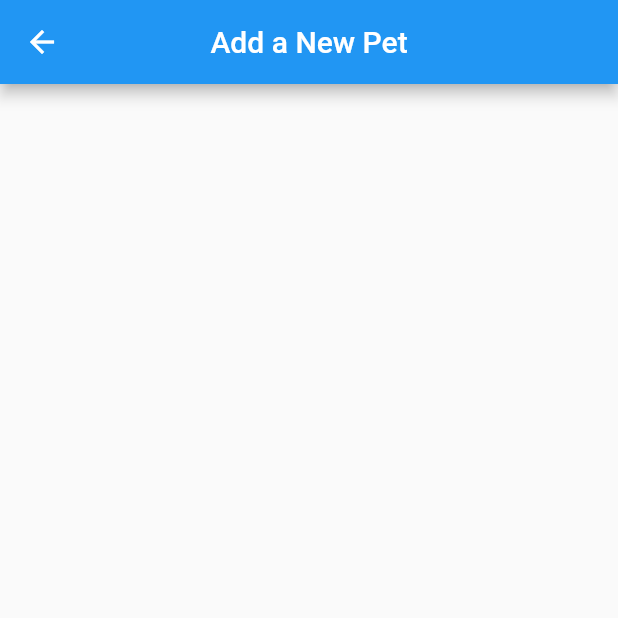
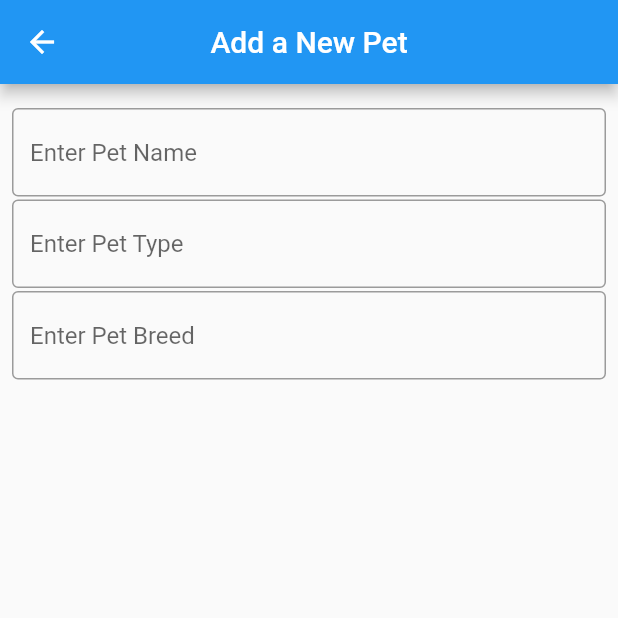
Before and after one commit to BobbyTortorello/P-C-T-Flutter, a Flutter app: the MyPets screen opened by its route, after a tap on the "add" icon, on a phone screen of 412 x 824 dp, the top half of it. Run offline on Flutter 3.47's test engine with Material 2 defaults, Android fonts, the phone set to English and light mode, and no system bars; our stand-ins replace image_picker.

Commit message:
Started production on '

```diff
--- a/lib/my_pets.dart
+++ b/lib/my_pets.dart
@@ -18,13 +18,15 @@ class MyPets extends StatelessWidget {
               child: const Icon(Icons.add))
         ],
       ),
-      body: ListViewLayout(),
+      body: const ListViewLayout(),
       backgroundColor: Colors.white,
     );
   }
 }
 
 class ListViewLayout extends StatelessWidget {
+  const ListViewLayout({Key? key}) : super(key: key);
+
   @override
   Widget build(BuildContext context) {
     return listView(context);
@@ -32,16 +34,16 @@ class ListViewLayout extends StatelessWidget {
 }
 
 Widget listView(BuildContext context) {
-  final myPets = [Pet];
+  List<Pet> myPets = [];
 
   return ListView.separated(
     padding: const EdgeInsets.all(8),
     itemCount: myPets.length,
     itemBuilder: (context, i) {
-      return const ListTile(
-        leading: Icon(Icons.ac_unit),
-        title: Text("{myPets(getName)[i]}"),
-        subtitle: Text('data'),
+      return ListTile(
+        leading: myPets[i].petImage,
+        title: Text(myPets[i].petName),
+        subtitle: Text(myPets[i].petType + " " + myPets[i].petBreed),
       );
     },
     separatorBuilder: (context, index) => const Divider(
--- a/lib/new_pet.dart
+++ b/lib/new_pet.dart
@@ -1,4 +1,5 @@
 import 'package:flutter/material.dart';
+import 'package:image_picker/image_picker.dart';
 
 class AddPet extends StatelessWidget {
   const AddPet({Key? key}) : super(key: key);
@@ -10,6 +11,127 @@ class AddPet extends StatelessWidget {
         title: const Text('Add a New Pet'),
         centerTitle: true,
       ),
+      body: const AddPetForm(),
     );
   }
 }
+
+class AddPetForm extends StatefulWidget {
+  const AddPetForm({Key? key}) : super(key: key);
+
+  @override
+  AddPetFormState createState() => AddPetFormState();
+}
+
+class AddPetFormState extends State<AddPetForm> {
+  final petNameField = TextEditingController();
+  final petTypeField = TextEditingController();
+  final petBreedField = TextEditingController();
+
+  String petName = '';
+  String petType = '';
+  String petBreed = '';
+  String petImagePath = '';
+  @override
+  void dispose() {
+    petNameField.dispose();
+    petTypeField.dispose();
+    petBreedField.dispose();
+
+    super.dispose();
+  }
+
+  @override
+  Widget build(BuildContext context) {
+    return Scaffold(
+      body: Padding(
+        padding: const EdgeInsets.symmetric(horizontal: 8, vertical: 16),
+        child: Column(
+          children: [
+            TextField(
+              decoration: const InputDecoration(
+                  border: OutlineInputBorder(), hintText: 'Enter Pet Name'),
+              controller: petNameField,
+            ),
+            const SizedBox(
+              height: 2,
+            ),
+            TextField(
+              decoration: const InputDecoration(
+                  border: OutlineInputBorder(), hintText: 'Enter Pet Type'),
+              controller: petTypeField,
+            ),
+            const SizedBox(
+              height: 2,
+            ),
+            TextField(
+              decoration: const InputDecoration(
+                  border: OutlineInputBorder(), hintText: 'Enter Pet Breed'),
+              controller: petBreedField,
+            ),
+            const SizedBox(
+              height: 2,
+            ),
+            //const PhotoLibrary()
+          ],
+        ),
+      ),
+    );
+  }
+}
+
+// class PhotoLibrary extends StatelessWidget {
+//   const PhotoLibrary({Key? key}) : super(key: key);
+
+//   @override
+//   Widget build(BuildContext context) {
+//     return Scaffold(
+//       body: SafeArea(
+//         child: Column(
+//           children: <Widget>[
+//             Image.asset(),
+//             ElevatedButton(
+//               onPressed: () {
+//                 showOptions(context);
+//               },
+//               child: const Text('Enter Pet Image'),
+//             ),
+//           ],
+//         ),
+//       ),
+//     );
+//   }
+
+//   void showOptions(BuildContext context) {
+//     showModalBottomSheet(
+//       context: context,
+//       builder: (context) {
+//         return Container(
+//           height: 100,
+//           child: Column(
+//             children: <Widget>[
+//               const ListTile(
+//                 leading: Icon(Icons.photo_camera),
+//                 title: Text('Take Picture with Camera'),
+//               ),
+//               ListTile(
+//                 onTap: () {
+//                   Navigator.pop(context);
+//                   _showPhotoLibrary();
+//                 },
+//                 leading: const Icon(Icons.photo_library),
+//                 title: const Text('Choose from Photo Library'),
+//               )
+//             ],
+//           ),
+//         );
+//       },
+//     );
+//   }
+// }
+
+// class Photo extends State<
+// void _showPhotoLibrary() async {
+//   final file = await ImagePicker().getImage(source: ImageSource.gallery);
+//   print(file.path);
+// }
--- a/lib/pet.dart
+++ b/lib/pet.dart
@@ -7,8 +7,4 @@ class Pet {
   Image petImage;
 
   Pet(this.petName, this.petType, this.petBreed, this.petImage);
-
-  String getName() {
-    return petName;
-  }
 }
--- a/pubspec.yaml
+++ b/pubspec.yaml
@@ -29,7 +29,7 @@ environment:
 dependencies:
   flutter:
     sdk: flutter
-
+  image_picker: ^0.6.2+3
 
   # The following adds the Cupertino Icons font to your application.
   # Use with the CupertinoIcons class for iOS style icons.
```
Also changed, not shown: lib/main.dart (+12 -5 lines), pubspec.lock, 1 other file.
